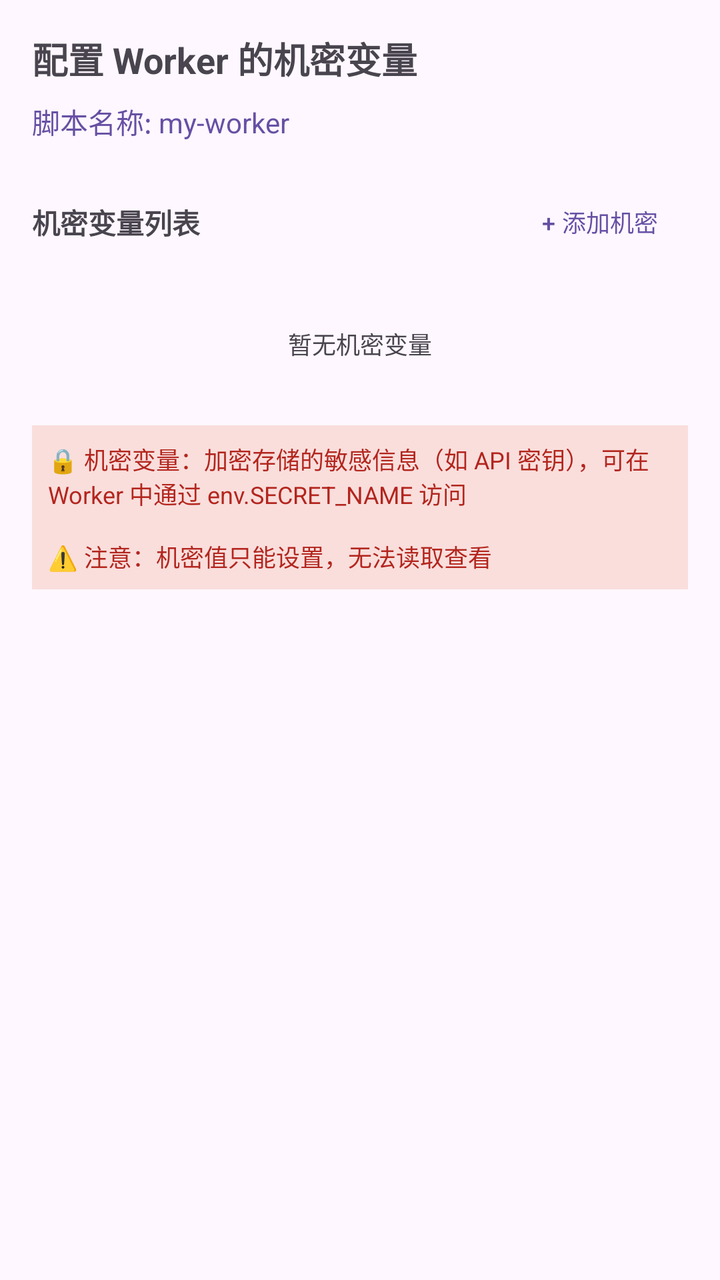
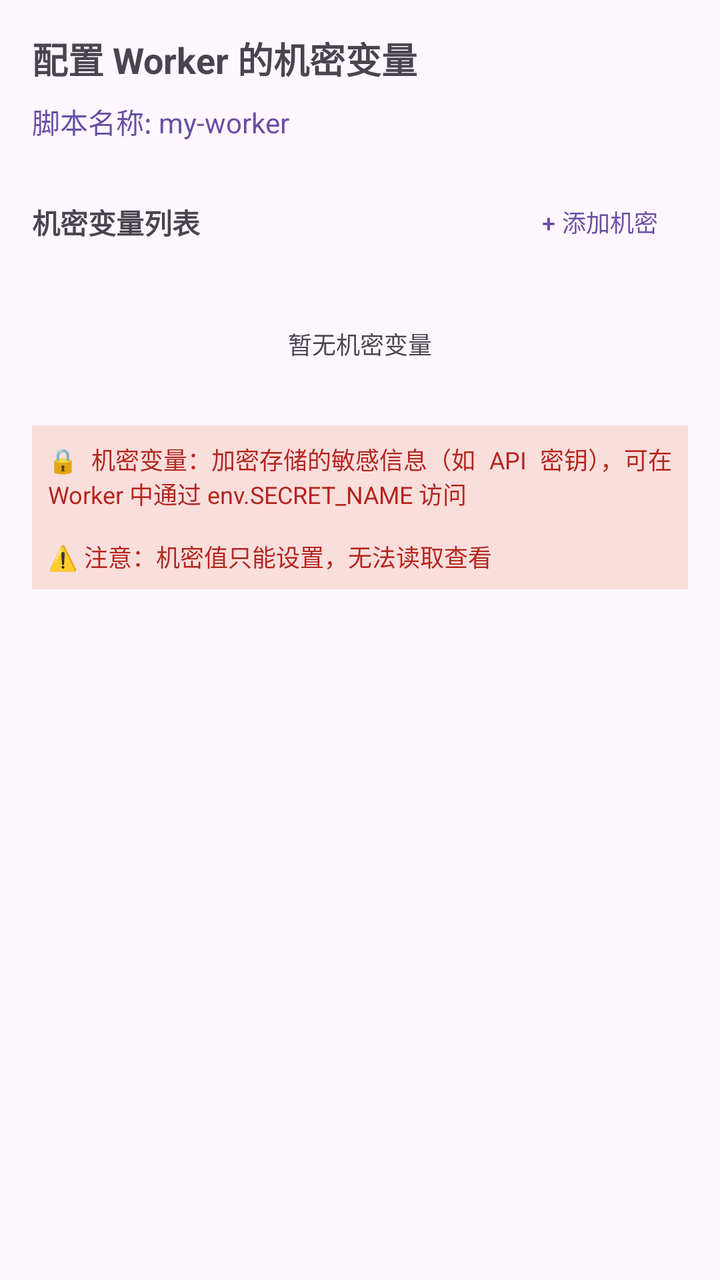

Screens rendered from an Android XML layout before and after an edit, with the pre-edit source and the edit as a unified diff.
<!-- AndroidManifest.xml: application theme AppTheme -->
<!-- res/layout/dialog_script_secrets.xml -->
<?xml version="1.0" encoding="utf-8"?>
<LinearLayout xmlns:android="http://schemas.android.com/apk/res/android"
    xmlns:app="http://schemas.android.com/apk/res-auto"
    android:layout_width="match_parent"
    android:layout_height="wrap_content"
    android:orientation="vertical"
    android:padding="16dp">

    <TextView
        android:id="@+id/scriptNameTitle"
        android:layout_width="match_parent"
        android:layout_height="wrap_content"
        android:text="配置 Worker 的机密变量"
        android:textSize="18sp"
        android:textStyle="bold"
        android:layout_marginBottom="8dp" />

    <TextView
        android:id="@+id/scriptNameText"
        android:layout_width="match_parent"
        android:layout_height="wrap_content"
        android:text="脚本名称: my-worker"
        android:textSize="14sp"
        android:textColor="?attr/colorPrimary"
        android:layout_marginBottom="16dp" />

    <LinearLayout
        android:layout_width="match_parent"
        android:layout_height="wrap_content"
        android:orientation="horizontal"
        android:gravity="center_vertical"
        android:layout_marginBottom="12dp">

        <TextView
            android:layout_width="0dp"
            android:layout_height="wrap_content"
            android:layout_weight="1"
            android:text="机密变量列表"
            android:textSize="14sp"
            android:textStyle="bold" />

        <Button
            android:id="@+id/addSecretBtn"
            android:layout_width="wrap_content"
            android:layout_height="wrap_content"
            android:text="+ 添加机密"
            android:textSize="12sp"
            style="@style/Widget.Material3.Button.TextButton" />

    </LinearLayout>

    <androidx.recyclerview.widget.RecyclerView
        android:id="@+id/secretsRecyclerView"
        android:layout_width="match_parent"
        android:layout_height="wrap_content"
        android:maxHeight="300dp"
        android:nestedScrollingEnabled="true"
        app:layoutManager="androidx.recyclerview.widget.LinearLayoutManager" />

    <TextView
        android:id="@+id/noSecretsText"
        android:layout_width="match_parent"
        android:layout_height="wrap_content"
        android:text="暂无机密变量"
        android:textSize="12sp"
        android:textColor="?android:attr/textColorSecondary"
        android:padding="16dp"
        android:gravity="center"
        android:visibility="visible" />

    <TextView
        android:layout_width="match_parent"
        android:layout_height="wrap_content"
        android:text="🔒 机密变量：加密存储的敏感信息（如 API 密钥），可在 Worker 中通过 env.SECRET_NAME 访问\n\n⚠️ 注意：机密值只能设置，无法读取查看"
        android:textSize="12sp"
        android:textColor="?attr/colorError"
        android:layout_marginTop="16dp"
        android:padding="8dp"
        android:background="?attr/colorErrorContainer" />

</LinearLayout>
<!-- resources referenced by this layout -->
<resources>
  <style name="AppTheme" parent="Base.AppTheme" />
  <style name="Base.AppTheme" parent="Theme.Material3.DayNight.NoActionBar">
      
      
    </style>
</resources>

<!-- the commit's change to res/layout/dialog_script_secrets.xml (unified diff, before → after) -->
@@ -10,7 +10,7 @@
         android:id="@+id/scriptNameTitle"
         android:layout_width="match_parent"
         android:layout_height="wrap_content"
-        android:text="配置 Worker 的机密变量"
+        android:text="@string/xml_dialog_script_secrets"
         android:textSize="18sp"
         android:textStyle="bold"
         android:layout_marginBottom="8dp" />
@@ -19,7 +19,7 @@
         android:id="@+id/scriptNameText"
         android:layout_width="match_parent"
         android:layout_height="wrap_content"
-        android:text="脚本名称: my-worker"
+        android:text="@string/binding_script_name_preview"
         android:textSize="14sp"
         android:textColor="?attr/colorPrimary"
         android:layout_marginBottom="16dp" />
@@ -35,7 +35,7 @@
             android:layout_width="0dp"
             android:layout_height="wrap_content"
             android:layout_weight="1"
-            android:text="机密变量列表"
+            android:text="@string/xml_dialog_script_secrets_2"
             android:textSize="14sp"
             android:textStyle="bold" />
 
@@ -43,7 +43,7 @@
             android:id="@+id/addSecretBtn"
             android:layout_width="wrap_content"
             android:layout_height="wrap_content"
-            android:text="+ 添加机密"
+            android:text="@string/pages_add_secret"
             android:textSize="12sp"
             style="@style/Widget.Material3.Button.TextButton" />
 
@@ -61,7 +61,7 @@
         android:id="@+id/noSecretsText"
         android:layout_width="match_parent"
         android:layout_height="wrap_content"
-        android:text="暂无机密变量"
+        android:text="@string/xml_dialog_script_secrets_3"
         android:textSize="12sp"
         android:textColor="?android:attr/textColorSecondary"
         android:padding="16dp"
@@ -71,7 +71,7 @@
     <TextView
         android:layout_width="match_parent"
         android:layout_height="wrap_content"
-        android:text="🔒 机密变量：加密存储的敏感信息（如 API 密钥），可在 Worker 中通过 env.SECRET_NAME 访问\n\n⚠️ 注意：机密值只能设置，无法读取查看"
+        android:text="@string/xml_dialog_script_secrets_4"
         android:textSize="12sp"
         android:textColor="?attr/colorError"
         android:layout_marginTop="16dp"
<!-- resource entries referenced after the edit -->
@@ -1,9 +1,58 @@
 <!-- resources referenced by this layout -->
 <resources>
+  <string name="binding_script_name_preview">脚本名称: my-worker</string>
+  <string name="pages_add_secret">+ 添加机密</string>
+  <string name="xml_dialog_script_secrets">配置 Worker 的机密变量</string>
+  <string name="xml_dialog_script_secrets_2">机密变量列表</string>
+  <string name="xml_dialog_script_secrets_3">暂无机密变量</string>
+  <string name="xml_dialog_script_secrets_4">🔒 机密变量：加密存储的敏感信息（如 API 密钥），可在 Worker 中通过 env.SECRET_NAME 访问\n\n⚠️ 注意：机密值只能设置，无法读取查看</string>
   <style name="AppTheme" parent="Base.AppTheme" />
   <style name="Base.AppTheme" parent="Theme.Material3.DayNight.NoActionBar">
       
       
+  
+      
+      <item name="android:textViewStyle">@style/AppTextView</item>
+      <item name="android:buttonStyle">@style/AppButton</item>
+      <item name="materialButtonStyle">@style/AppMaterialButton</item>
+      <item name="chipStyle">@style/AppChip</item>
     </style>
+  <style name="AppTextView" parent="@android:style/Widget.DeviceDefault.TextView">
+      <item name="android:breakStrategy">simple</item>
+      <item name="android:hyphenationFrequency">full</item>
+      <item name="android:ellipsize">end</item>
+      <item name="android:justificationMode">inter_word</item>
+      <item name="android:textIsSelectable">false</item>
+    </style>
+  <style name="AppButton" parent="Widget.Material3.Button">
+      <item name="android:minHeight">@dimen/app_button_min_height</item>
+      <item name="android:minWidth">@dimen/app_button_min_width</item>
+      <item name="android:maxLines">2</item>
+      <item name="android:ellipsize">end</item>
+      <item name="android:paddingStart">@dimen/app_button_padding_h</item>
+      <item name="android:paddingEnd">@dimen/app_button_padding_h</item>
+      <item name="android:breakStrategy">simple</item>
+      <item name="android:hyphenationFrequency">full</item>
+      <item name="android:textSize">@dimen/app_button_text_size</item>
+    </style>
+  <style name="AppMaterialButton" parent="Widget.Material3.Button">
+      <item name="android:minHeight">@dimen/app_button_min_height</item>
+      <item name="android:minWidth">@dimen/app_button_min_width</item>
+      <item name="android:maxLines">2</item>
+      <item name="android:ellipsize">end</item>
+      <item name="android:paddingStart">@dimen/app_button_padding_h</item>
+      <item name="android:paddingEnd">@dimen/app_button_padding_h</item>
+      <item name="android:breakStrategy">simple</item>
+      <item name="android:hyphenationFrequency">full</item>
+      <item name="android:textAllCaps">false</item>
+      <item name="android:textSize">@dimen/app_button_text_size</item>
+    </style>
+  <style name="AppChip" parent="Widget.Material3.Chip.Assist">
+      <item name="android:textIsSelectable">false</item>
+    </style>
+  <dimen name="app_button_min_height">48dp</dimen>
+  <dimen name="app_button_min_width">112dp</dimen>
+  <dimen name="app_button_padding_h">10dp</dimen>
+  <dimen name="app_button_text_size">13sp</dimen>
 </resources>
 
